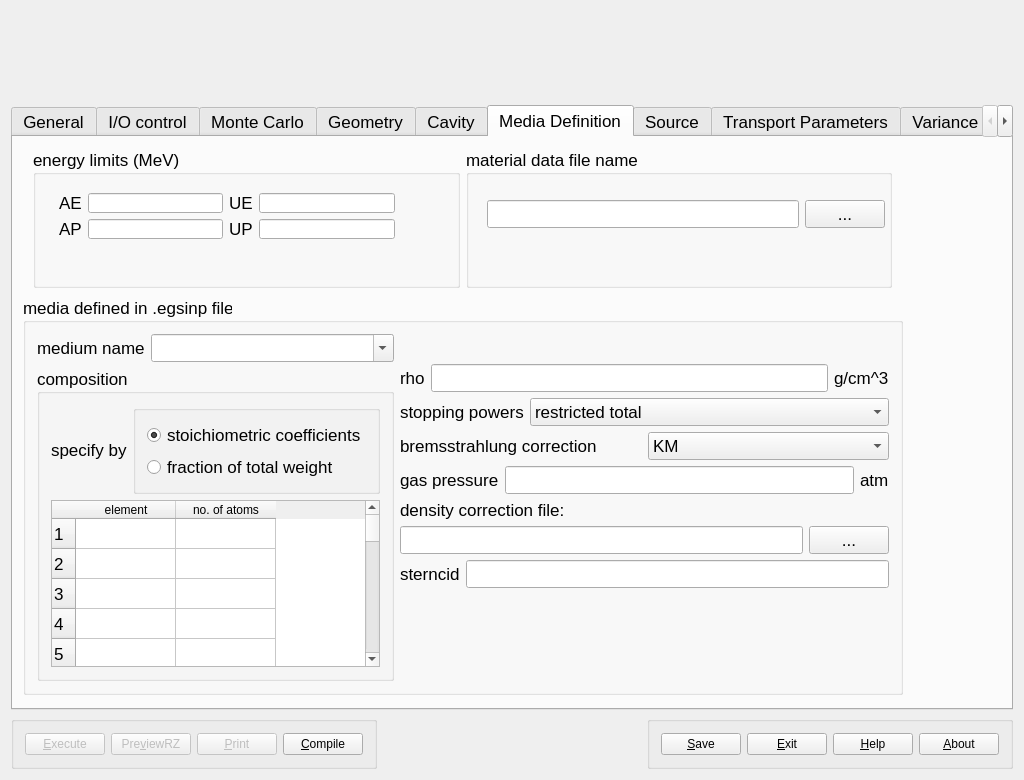
Qt form HEN_HOUSE/gui/egs_inprz/ui/inputRZ.ui (nrc-cnrc/EGSnrc) before a commit.
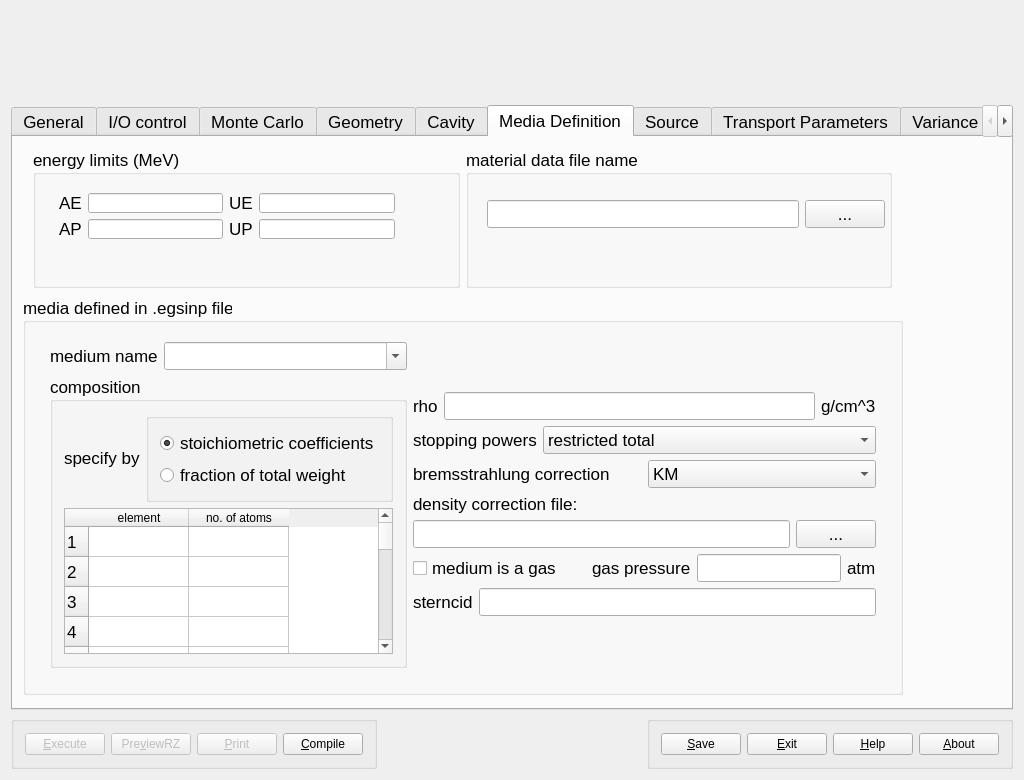
The same form after that commit. The open tabs and pages were chosen to show the change.

Commit message:
Add gas medium option in pegsless media definition
Add an option to specify (insist) that the medium is a gas for
individual media definition in the pegsless media definition tab.

Use pegsless by default if either a material data file name or
individual media definition blocks are detected between the delimiters
:start media definition: and :stop media definition:.

Diff of the .ui file:
```diff
--- a/HEN_HOUSE/gui/egs_inprz/ui/inputRZ.ui
+++ b/HEN_HOUSE/gui/egs_inprz/ui/inputRZ.ui
@@ -5639,9 +5639,16 @@
        <property name="title">
         <string>media defined in .egsinp file</string>
        </property>
-       <layout class="QVBoxLayout" name="verticalLayout_10">
-        <item>
-         <layout class="QHBoxLayout" name="horizontalLayout_10">
+       <widget class="QWidget" name="layoutWidget11">
+        <property name="geometry">
+         <rect>
+          <x>16</x>
+          <y>34</y>
+          <width>848</width>
+          <height>348</height>
+         </rect>
+        </property>
+        <layout class="QHBoxLayout" name="horizontalLayout_19">
           <item>
            <layout class="QVBoxLayout" name="verticalLayout_9">
             <item>
@@ -6018,27 +6025,20 @@
            </layout>
           </item>
           <item>
-           <layout class="QVBoxLayout">
+          <layout class="QVBoxLayout" name="verticalLayout_10">
             <item>
-             <layout class="QVBoxLayout">
-              <item>
-               <spacer name="spacer54">
+            <spacer name="verticalSpacer_6">
                 <property name="orientation">
                  <enum>Qt::Vertical</enum>
                 </property>
-                <property name="sizeType">
-                 <enum>QSizePolicy::Expanding</enum>
-                </property>
                 <property name="sizeHint" stdset="0">
                  <size>
-                  <width>170</width>
-                  <height>30</height>
+               <width>448</width>
+               <height>32</height>
                  </size>
                 </property>
                </spacer>
               </item>
-              <item>
-               <layout class="QVBoxLayout">
                 <item>
                  <layout class="QHBoxLayout">
                   <item>
@@ -6167,7 +6167,64 @@
                  </layout>
                 </item>
                 <item>
+            <layout class="QVBoxLayout">
+             <item>
+              <widget class="QLabel" name="DFLabel">
+               <property name="text">
+                <string>density correction file:</string>
+               </property>
+               <property name="wordWrap">
+                <bool>false</bool>
+               </property>
+              </widget>
+             </item>
+             <item>
                  <layout class="QHBoxLayout">
+               <item>
+                <widget class="QLineEdit" name="DFEdit"/>
+               </item>
+               <item>
+                <layout class="QHBoxLayout">
+                 <item>
+                  <widget class="QPushButton" name="MDBrowse">
+                   <property name="text">
+                    <string>...</string>
+                   </property>
+                  </widget>
+                 </item>
+                </layout>
+               </item>
+              </layout>
+             </item>
+            </layout>
+           </item>
+           <item>
+            <layout class="QHBoxLayout" name="horizontalLayout_10">
+             <item>
+              <widget class="QCheckBox" name="isGasCheckBox">
+               <property name="toolTip">
+                <string>Check this if the medium is a gas.  This will enable you to input the gas pressure of the medium.</string>
+               </property>
+               <property name="text">
+                <string>medium is a gas</string>
+               </property>
+              </widget>
+             </item>
+             <item>
+              <layout class="QHBoxLayout">
+               <item>
+                <spacer name="horizontalSpacer_5">
+                 <property name="orientation">
+                  <enum>Qt::Horizontal</enum>
+                 </property>
+                 <property name="sizeHint" stdset="0">
+                  <size>
+                   <width>40</width>
+                   <height>20</height>
+                  </size>
+                 </property>
+                </spacer>
+               </item>
                   <item>
                    <widget class="QLabel" name="gaspLabel">
                     <property name="text">
@@ -6197,36 +6254,6 @@
                   </item>
                  </layout>
                 </item>
-                <item>
-                 <layout class="QVBoxLayout">
-                  <item>
-                   <widget class="QLabel" name="DFLabel">
-                    <property name="text">
-                     <string>density correction file:</string>
-                    </property>
-                    <property name="wordWrap">
-                     <bool>false</bool>
-                    </property>
-                   </widget>
-                  </item>
-                  <item>
-                   <layout class="QHBoxLayout">
-                    <item>
-                     <widget class="QLineEdit" name="DFEdit"/>
-                    </item>
-                    <item>
-                     <layout class="QHBoxLayout">
-                      <item>
-                       <widget class="QPushButton" name="MDBrowse">
-                        <property name="text">
-                         <string>...</string>
-                        </property>
-                       </widget>
-                      </item>
-                     </layout>
-                    </item>
-                   </layout>
-                  </item>
                  </layout>
                 </item>
                 <item>
@@ -6246,10 +6273,6 @@
                   </item>
                  </layout>
                 </item>
-               </layout>
-              </item>
-             </layout>
-            </item>
             <item>
              <spacer name="spacer55">
               <property name="orientation">
@@ -6260,8 +6283,8 @@
               </property>
               <property name="sizeHint" stdset="0">
                <size>
-                <width>100</width>
-                <height>60</height>
+               <width>448</width>
+               <height>52</height>
                </size>
               </property>
              </spacer>
@@ -6269,8 +6292,7 @@
            </layout>
           </item>
          </layout>
-        </item>
-       </layout>
+       </widget>
       </widget>
       <widget class="QWidget" name="layoutWidget1">
        <property name="geometry">
```
Left out of the diff: 20 changed lines with no effect on the pictures. Lines whose indentation alone changed are shown as unchanged. The commit also changes 6 other files.
